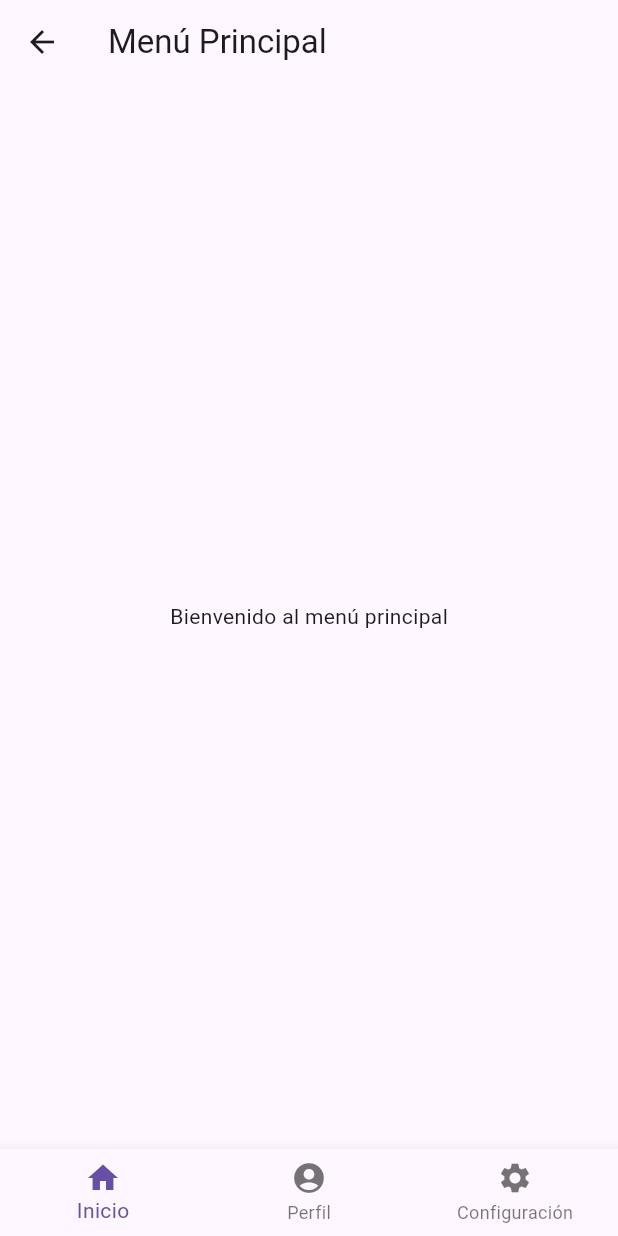
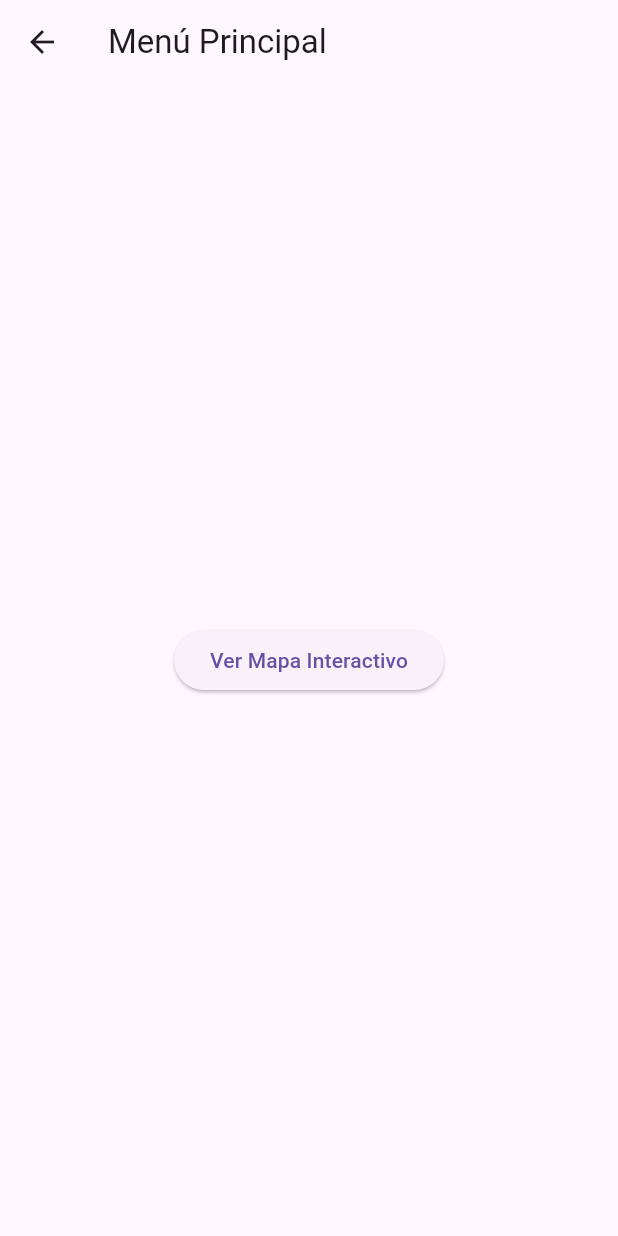
Before and after one commit to LucelyMendoza/App_iOS_Centro_Cultural, a Flutter app: the screen it shows after launch, after a tap on "Comenzar Recorrido", on a phone screen of 412 x 824 dp. Run offline on Flutter 3.47's test engine with Material 3 defaults, Android fonts, the phone set to English and light mode, and no system bars.

Commit message:
Datos del mapa con canvas

```diff
--- a/lib/main.dart
+++ b/lib/main.dart
@@ -1,69 +1,60 @@
 import 'package:flutter/material.dart';
+import 'screens/MapaScreen.dart';
 
 void main() => runApp(MyApp());
 
 class MyApp extends StatelessWidget {
+  const MyApp({super.key});
+
   @override
   Widget build(BuildContext context) {
     return MaterialApp(
       title: 'Centro Cultural UNSA',
-      theme: ThemeData(
-        primarySwatch: Colors.red,
-      ),
+      theme: ThemeData(primarySwatch: Colors.red),
       home: WelcomeScreen(),
     );
   }
 }
 
 class WelcomeScreen extends StatelessWidget {
+  const WelcomeScreen({super.key});
+
   @override
   Widget build(BuildContext context) {
     return Scaffold(
       body: Container(
         decoration: BoxDecoration(
           gradient: LinearGradient(
-            colors: [
-              Color(0xFFF7ECD8), // color de fondo (F7ECD8)
-              Color(0xFFF7ECD8), // mismo color para hacer el degradado
-            ],
+            colors: [Color(0xFFF7ECD8), Color(0xFFF7ECD8)],
             begin: Alignment.topLeft,
             end: Alignment.bottomRight,
           ),
         ),
         child: Column(
           mainAxisAlignment: MainAxisAlignment.center,
-          crossAxisAlignment: CrossAxisAlignment.center,
           children: <Widget>[
-
-            // Texto de bienvenida
             Text(
               'Bienvenido al Centro Cultural de UNSA',
               textAlign: TextAlign.center,
               style: TextStyle(
                 fontSize: 24,
                 fontWeight: FontWeight.bold,
-                color: Color(0xFF84030C), // Color rojo (84030C)
+                color: Color(0xFF84030C),
               ),
             ),
-
-            // Imagen en el centro
             Image.asset('assets/logo.png', height: 300),
-
             SizedBox(height: 20),
-
-            // Botón "Comenzar recorrido"
             Padding(
               padding: const EdgeInsets.symmetric(horizontal: 50),
               child: ElevatedButton(
                 style: ElevatedButton.styleFrom(
-                  backgroundColor: Color(0xFF84030C), // color rojo
+                  backgroundColor: Color(0xFF84030C),
                   shape: RoundedRectangleBorder(
                     borderRadius: BorderRadius.circular(10),
                   ),
                   padding: EdgeInsets.symmetric(vertical: 15),
                 ),
                 onPressed: () {
-                  // Navegar al menu principal
                   Navigator.push(
                     context,
                     MaterialPageRoute(builder: (context) => MenuScreen()),
@@ -73,7 +64,7 @@ class WelcomeScreen extends StatelessWidget {
                   'Comenzar Recorrido',
                   style: TextStyle(
                     fontSize: 18,
-                    color: Color(0xFFF7ECD8), // color amarillo(F7ECD8)
+                    color: Color(0xFFF7ECD8),
                   ),
                 ),
               ),
@@ -86,30 +77,22 @@ class WelcomeScreen extends StatelessWidget {
 }
 
 class MenuScreen extends StatelessWidget {
+  const MenuScreen({super.key});
+
   @override
   Widget build(BuildContext context) {
     return Scaffold(
-      appBar: AppBar(
-        title: Text("Menú Principal"),
-      ),
+      appBar: AppBar(title: Text("Menú Principal")),
       body: Center(
-        child: Text("Bienvenido al menú principal"),
-      ),
-      bottomNavigationBar: BottomNavigationBar(
-        items: const <BottomNavigationBarItem>[
-          BottomNavigationBarItem(
-            icon: Icon(Icons.home),
-            label: 'Inicio',
-          ),
-          BottomNavigationBarItem(
-            icon: Icon(Icons.account_circle),
-            label: 'Perfil',
-          ),
-          BottomNavigationBarItem(
-            icon: Icon(Icons.settings),
-            label: 'Configuración',
-          ),
-        ],
+        child: ElevatedButton(
+          onPressed: () {
+            Navigator.push(
+              context,
+              MaterialPageRoute(builder: (context) => const MapaScreen()),
+            );
+          },
+          child: Text("Ver Mapa Interactivo"),
+        ),
       ),
     );
   }
```
Also changed, not shown: lib/screens/MapaScreen.dart (added, +168 -0 lines), 1 other file.
